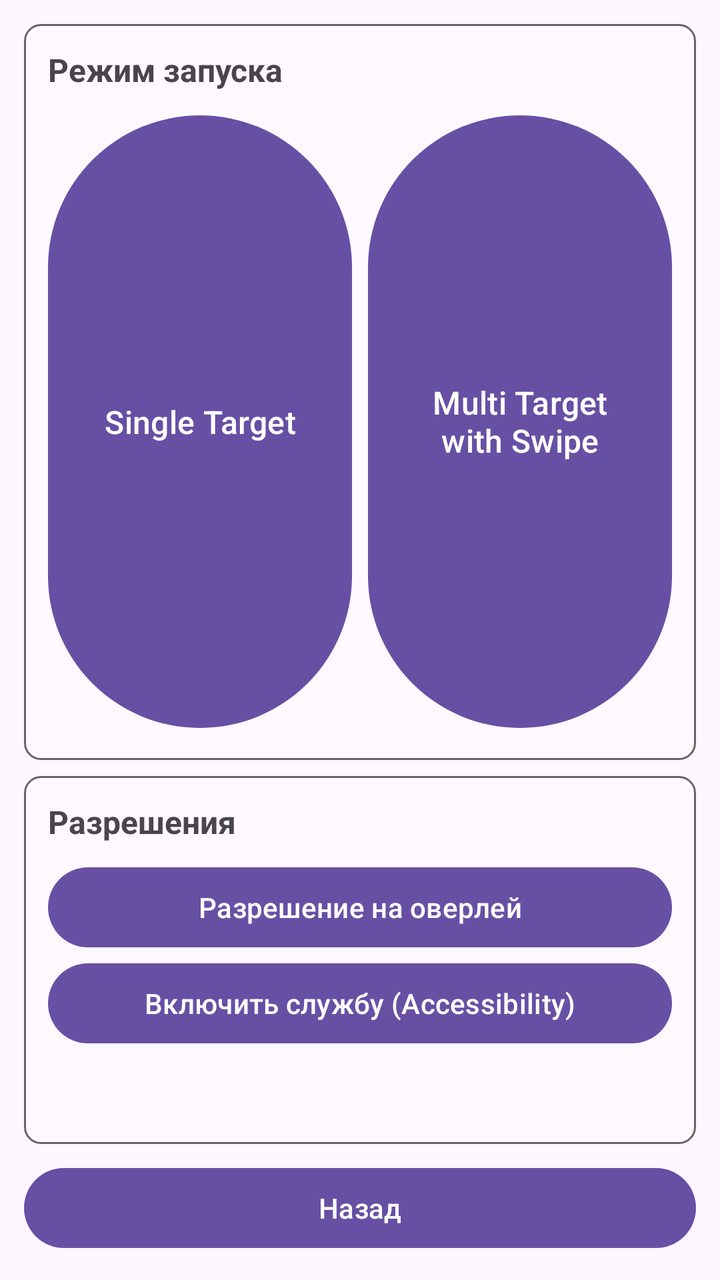
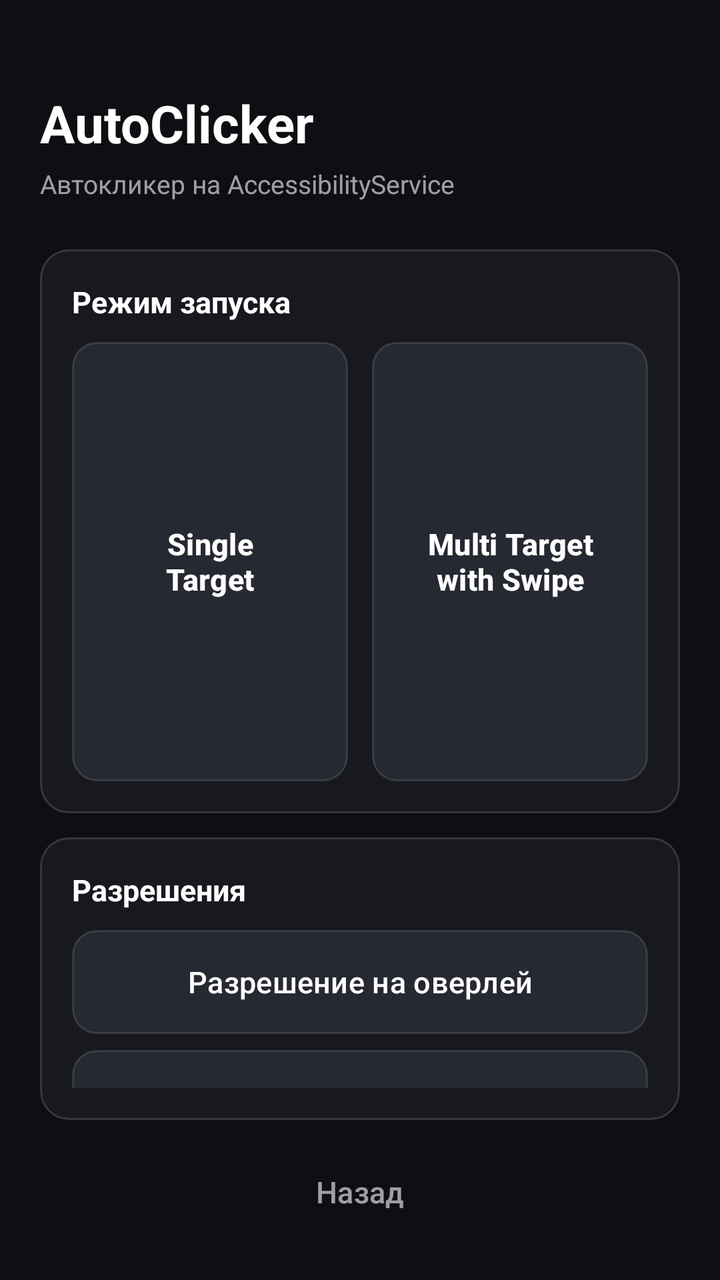

Before-and-after screenshots of an Android layout around one commit, followed by the original layout XML and the change that was made.
<!-- AndroidManifest.xml: application theme Theme.AutoClicker -->
<!-- res/layout/activity_main.xml -->
<?xml version="1.0" encoding="utf-8"?>
<LinearLayout xmlns:android="http://schemas.android.com/apk/res/android"
    android:layout_width="match_parent"
    android:layout_height="match_parent"
    android:orientation="vertical"
    android:padding="12dp">

    
    <LinearLayout
        android:layout_width="match_parent"
        android:layout_height="0dp"
        android:layout_weight="2"
        android:orientation="vertical"
        android:background="@drawable/groupbox_bg"
        android:padding="12dp"
        android:layout_marginBottom="8dp">

        <TextView
            android:layout_width="wrap_content"
            android:layout_height="wrap_content"
            android:text="Режим запуска"
            android:textStyle="bold"
            android:textSize="16sp"
            android:paddingBottom="8dp" />

        <LinearLayout
            android:layout_width="match_parent"
            android:layout_height="match_parent"
            android:orientation="horizontal">

            <Button
                android:id="@+id/btnSingle"
                android:layout_width="0dp"
                android:layout_height="match_parent"
                android:layout_weight="1"
                android:layout_marginEnd="4dp"
                android:textSize="16sp"
                android:text="Single Target" />

            <Button
                android:id="@+id/btnMulti"
                android:layout_width="0dp"
                android:layout_height="match_parent"
                android:layout_weight="1"
                android:layout_marginStart="4dp"
                android:textSize="16sp"
                android:text="Multi Target&#10;with Swipe" />
        </LinearLayout>
    </LinearLayout>

    
    <LinearLayout
        android:layout_width="match_parent"
        android:layout_height="0dp"
        android:layout_weight="1"
        android:orientation="vertical"
        android:background="@drawable/groupbox_bg"
        android:padding="12dp"
        android:layout_marginBottom="8dp">

        <TextView
            android:layout_width="wrap_content"
            android:layout_height="wrap_content"
            android:text="Разрешения"
            android:textStyle="bold"
            android:textSize="16sp"
            android:paddingBottom="8dp" />

        <Button
            android:id="@+id/btnOverlay"
            android:layout_width="match_parent"
            android:layout_height="wrap_content"
            android:text="Разрешение на оверлей" />

        <Button
            android:id="@+id/btnA11y"
            android:layout_width="match_parent"
            android:layout_height="wrap_content"
            android:text="Включить службу (Accessibility)" />
    </LinearLayout>

    
    <Button
        android:id="@+id/btnBack"
        android:layout_width="match_parent"
        android:layout_height="wrap_content"
        android:text="Назад" />
</LinearLayout>
<!-- resources referenced by this layout -->
<resources>
  <!-- drawable groupbox_bg (drawable) -->
  <?xml version="1.0" encoding="utf-8"?>
  <shape xmlns:android="http://schemas.android.com/apk/res/android">
      <solid android:color="#14FFFFFF" />
      <stroke android:width="1dp" android:color="#666666" />
      <corners android:radius="8dp" />
  </shape>
  <style name="Theme.AutoClicker" parent="Base.Theme.AutoClicker" />
  <style name="Base.Theme.AutoClicker" parent="Theme.Material3.DayNight.NoActionBar">
          
          
      </style>
</resources>

<!-- the commit's change to res/layout/activity_main.xml (unified diff, before → after) -->
@@ -1,9 +1,28 @@
 <?xml version="1.0" encoding="utf-8"?>
 <LinearLayout xmlns:android="http://schemas.android.com/apk/res/android"
+    xmlns:app="http://schemas.android.com/apk/res-auto"
     android:layout_width="match_parent"
     android:layout_height="match_parent"
     android:orientation="vertical"
-    android:padding="12dp">
+    android:padding="20dp">
+
+    <TextView
+        android:layout_width="wrap_content"
+        android:layout_height="wrap_content"
+        android:layout_marginTop="24dp"
+        android:text="AutoClicker"
+        android:textSize="26sp"
+        android:textStyle="bold"
+        android:textColor="@color/text_primary" />
+
+    <TextView
+        android:layout_width="wrap_content"
+        android:layout_height="wrap_content"
+        android:layout_marginTop="4dp"
+        android:layout_marginBottom="24dp"
+        android:text="Автокликер на AccessibilityService"
+        android:textSize="13sp"
+        android:textColor="@color/text_secondary" />
 
     
     <LinearLayout
@@ -12,16 +31,17 @@
         android:layout_weight="2"
         android:orientation="vertical"
         android:background="@drawable/groupbox_bg"
-        android:padding="12dp"
-        android:layout_marginBottom="8dp">
+        android:padding="16dp"
+        android:layout_marginBottom="12dp">
 
         <TextView
             android:layout_width="wrap_content"
             android:layout_height="wrap_content"
             android:text="Режим запуска"
             android:textStyle="bold"
-            android:textSize="16sp"
-            android:paddingBottom="8dp" />
+            android:textSize="15sp"
+            android:textColor="@color/text_primary"
+            android:paddingBottom="10dp" />
 
         <LinearLayout
             android:layout_width="match_parent"
@@ -33,8 +53,15 @@
                 android:layout_width="0dp"
                 android:layout_height="match_parent"
                 android:layout_weight="1"
-                android:layout_marginEnd="4dp"
-                android:textSize="16sp"
+                android:layout_marginEnd="6dp"
+                android:minWidth="0dp"
+                android:background="@drawable/btn_secondary"
+                app:backgroundTint="@null"
+                android:stateListAnimator="@null"
+                android:textSize="15sp"
+                android:textStyle="bold"
+                android:textColor="@color/text_primary"
+                android:textAllCaps="false"
                 android:text="Single Target" />
 
             <Button
@@ -42,8 +69,15 @@
                 android:layout_width="0dp"
                 android:layout_height="match_parent"
                 android:layout_weight="1"
-                android:layout_marginStart="4dp"
-                android:textSize="16sp"
+                android:layout_marginStart="6dp"
+                android:minWidth="0dp"
+                android:background="@drawable/btn_secondary"
+                app:backgroundTint="@null"
+                android:stateListAnimator="@null"
+                android:textSize="15sp"
+                android:textStyle="bold"
+                android:textColor="@color/text_primary"
+                android:textAllCaps="false"
                 android:text="Multi Target&#10;with Swipe" />
         </LinearLayout>
     </LinearLayout>
@@ -55,27 +89,43 @@
         android:layout_weight="1"
         android:orientation="vertical"
         android:background="@drawable/groupbox_bg"
-        android:padding="12dp"
-        android:layout_marginBottom="8dp">
+        android:padding="16dp"
+        android:layout_marginBottom="12dp">
 
         <TextView
             android:layout_width="wrap_content"
             android:layout_height="wrap_content"
             android:text="Разрешения"
             android:textStyle="bold"
-            android:textSize="16sp"
-            android:paddingBottom="8dp" />
+            android:textSize="15sp"
+            android:textColor="@color/text_primary"
+            android:paddingBottom="10dp" />
 
         <Button
             android:id="@+id/btnOverlay"
             android:layout_width="match_parent"
-            android:layout_height="wrap_content"
+            android:layout_height="52dp"
+            android:minWidth="0dp"
+            android:background="@drawable/btn_secondary"
+            app:backgroundTint="@null"
+            android:stateListAnimator="@null"
+            android:textSize="15sp"
+            android:textColor="@color/text_primary"
+            android:textAllCaps="false"
             android:text="Разрешение на оверлей" />
 
         <Button
             android:id="@+id/btnA11y"
             android:layout_width="match_parent"
-            android:layout_height="wrap_content"
+            android:layout_height="52dp"
+            android:layout_marginTop="8dp"
+            android:minWidth="0dp"
+            android:background="@drawable/btn_secondary"
+            app:backgroundTint="@null"
+            android:stateListAnimator="@null"
+            android:textSize="15sp"
+            android:textColor="@color/text_primary"
+            android:textAllCaps="false"
             android:text="Включить службу (Accessibility)" />
     </LinearLayout>
 
@@ -83,6 +133,13 @@
     <Button
         android:id="@+id/btnBack"
         android:layout_width="match_parent"
-        android:layout_height="wrap_content"
+        android:layout_height="48dp"
+        android:minWidth="0dp"
+        android:background="@android:color/transparent"
+        app:backgroundTint="@null"
+        android:stateListAnimator="@null"
+        android:textSize="15sp"
+        android:textColor="@color/text_secondary"
+        android:textAllCaps="false"
         android:text="Назад" />
 </LinearLayout>
<!-- resource entries referenced after the edit -->
@@ -1,16 +1,41 @@
 <!-- resources referenced by this layout -->
 <resources>
+  <color name="text_primary">#FFFFFFFF</color>
+  <color name="text_secondary">#99FFFFFF</color>
+  <!-- drawable btn_secondary (drawable) -->
+  <?xml version="1.0" encoding="utf-8"?>
+  <ripple xmlns:android="http://schemas.android.com/apk/res/android"
+      android:color="#33FFFFFF">
+      <item>
+          <shape>
+              <solid android:color="@color/btn_secondary_bg" />
+              <stroke android:width="1dp" android:color="@color/panel_stroke" />
+              <corners android:radius="12dp" />
+          </shape>
+      </item>
+  </ripple>
   <!-- drawable groupbox_bg (drawable) -->
   <?xml version="1.0" encoding="utf-8"?>
   <shape xmlns:android="http://schemas.android.com/apk/res/android">
-      <solid android:color="#14FFFFFF" />
-      <stroke android:width="1dp" android:color="#666666" />
-      <corners android:radius="8dp" />
+      <solid android:color="@color/card_bg" />
+      <stroke android:width="1dp" android:color="@color/card_stroke" />
+      <corners android:radius="14dp" />
   </shape>
   <style name="Theme.AutoClicker" parent="Base.Theme.AutoClicker" />
+  <color name="btn_secondary_bg">#FF262932</color>
+  <color name="panel_stroke">#1FFFFFFF</color>
+  <color name="card_bg">#FF17191F</color>
+  <color name="card_stroke">#26FFFFFF</color>
   <style name="Base.Theme.AutoClicker" parent="Theme.Material3.DayNight.NoActionBar">
-          
-          
+          <item name="colorPrimary">@color/accent_red</item>
+          <item name="colorOnPrimary">@color/white</item>
+          <item name="android:windowBackground">@color/screen_bg</item>
+          <item name="android:statusBarColor">@color/screen_bg</item>
+          <item name="android:navigationBarColor">@color/screen_bg</item>
+          <item name="android:windowLightStatusBar">false</item>
       </style>
+  <color name="accent_red">#FFFF4B4B</color>
+  <color name="white">#FFFFFFFF</color>
+  <color name="screen_bg">#FF0E0F13</color>
 </resources>
 
